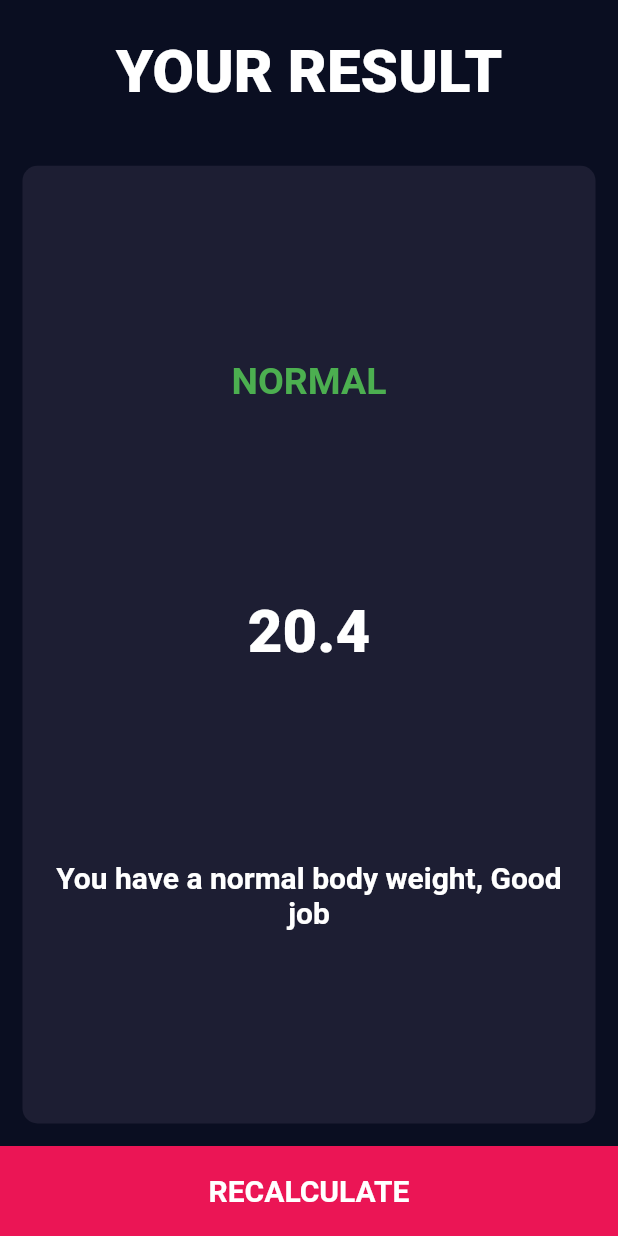
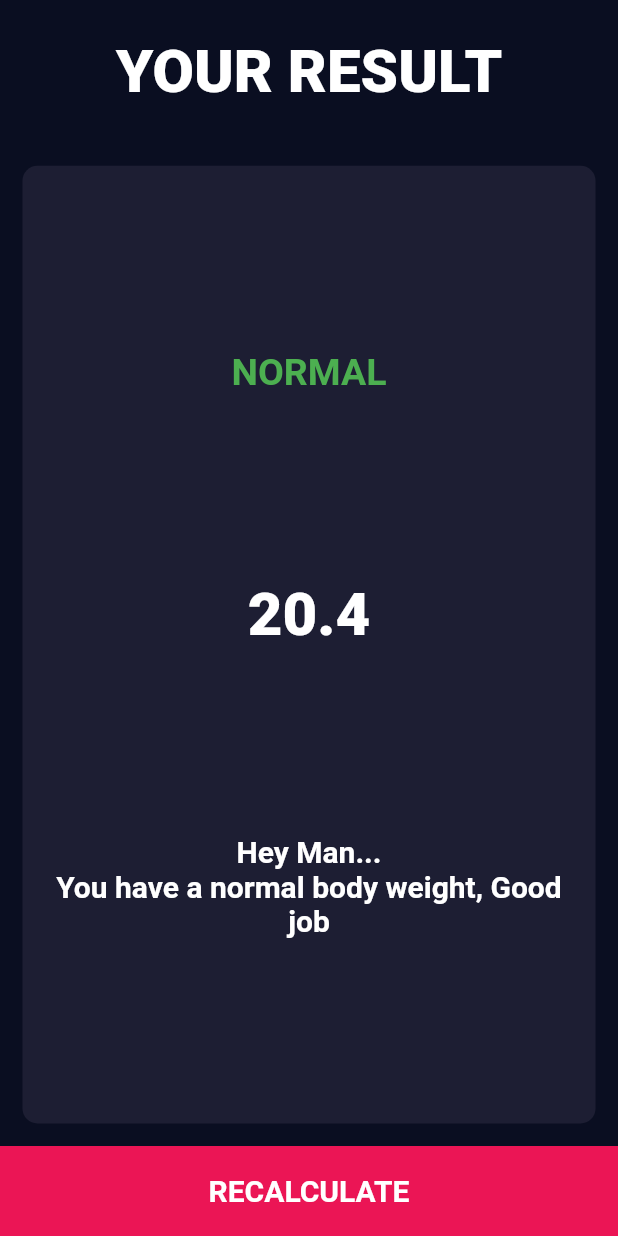
Before and after one commit to AzharKV/bmi_calculator, a Flutter app: the screen it shows after launch, after a tap on "CALCULATE", on a phone screen of 412 x 824 dp. Run offline on Flutter 3.47's test engine with Material 2 defaults, Android fonts, the phone set to English and light mode, and no system bars; our stand-ins replace font_awesome_flutter.

Commit message:
change return format

```diff
--- a/lib/ConstantFile.dart
+++ b/lib/ConstantFile.dart
@@ -1,19 +1,21 @@
 import 'package:flutter/material.dart';
 
 //font style
-const LabelStyle = TextStyle(fontSize: 20.0, color: Color(0xFF8D8E98));
-const conclusionStyle =
+const TextStyle LabelStyle =
+    TextStyle(fontSize: 20.0, color: Color(0xFF8D8E98));
+const TextStyle conclusionStyle =
     TextStyle(fontSize: 20.0, color: Colors.white, fontWeight: FontWeight.bold);
-const LabelNumberStyle = TextStyle(fontSize: 40.0, fontWeight: FontWeight.w900);
-const resultValue =
+const TextStyle LabelNumberStyle =
+    TextStyle(fontSize: 40.0, fontWeight: FontWeight.w900);
+const TextStyle resultValue =
     TextStyle(fontSize: 25.0, fontWeight: FontWeight.bold, color: Colors.green);
-const buttonText =
-TextStyle(fontWeight: FontWeight.bold, fontSize: 20);
+const TextStyle buttonText =
+    TextStyle(fontWeight: FontWeight.bold, fontSize: 20);
 
 //colors
-const primaryColor = Color(0xFF0A0E21);
-const activeColor = Color(0xFF1D1E33);
-const deActiveColor = Color(0xFF111328);
-const sliderActiveColor = Color(0xFFEB1555);
-const sliderInActiveColor = Color(0xFF8D8E98);
-const roundIconFillColor = Color(0xFF4C4F5E);
+const Color primaryColor = Color(0xFF0A0E21);
+const Color activeColor = Color(0xFF1D1E33);
+const Color deActiveColor = Color(0xFF111328);
+const Color sliderActiveColor = Color(0xFFEB1555);
+const Color sliderInActiveColor = Color(0xFF8D8E98);
+const Color roundIconFillColor = Color(0xFF4C4F5E);
--- a/lib/ResultCalculate.dart
+++ b/lib/ResultCalculate.dart
@@ -1,11 +1,14 @@
 import 'dart:math';
+
+import 'package:bmi_calculator/view/InputPage.dart';
 
 class Calculator {
   final int? height;
   final int? weight;
   late double result;
+  final Gender? selectGender;
 
-  Calculator({this.height, this.weight});
+  Calculator({this.height, this.weight, this.selectGender});
 
   String calculateBMI() {
     result = weight! / pow(height! / 100, 2);
@@ -13,22 +16,25 @@ class Calculator {
   }
 
   String getResult() {
-    if (result >= 25) {
-      return 'overweight';
-    } else if (result >= 18.5) {
-      return 'normal';
-    } else {
-      return 'underweight';
-    }
+    if (result >= 25) return 'overweight';
+
+    if (result >= 18.5) return 'normal';
+
+    return 'underweight';
   }
 
   String getInterpretations() {
-    if (result >= 25) {
-      return 'You have a higher weight than normal';
-    } else if (result >= 18.5) {
-      return 'You have a normal body weight, Good job';
-    } else {
-      return 'You have a lower than normal body weight, you can eat more';
-    }
+    if (result >= 25)
+      return '${genderText()}\nYou have a higher weight than normal';
+
+    if (result >= 18.5)
+      return '${genderText()}\nYou have a normal body weight, Good job';
+
+    return '${genderText()}\nYou have a lower than normal body weight, you can eat more';
+  }
+
+  String genderText() {
+    if (selectGender == Gender.male) return "Hey Man...";
+    return "Hey Lady...";
   }
 }
--- a/lib/view/InputPage.dart
+++ b/lib/view/InputPage.dart
@@ -16,7 +16,7 @@ class InputPage extends StatefulWidget {
 }
 
 class _InputPageState extends State<InputPage> {
-  Gender? selectGender;
+  Gender? selectGender = Gender.male;
   int sliderValue = 170;
   int weight = 60;
   int age = 18;
@@ -160,7 +160,10 @@ class _InputPageState extends State<InputPage> {
           //button
           InkWell(
             onTap: () {
-              Calculator calc = Calculator(height: sliderValue, weight: weight);
+              Calculator calc = Calculator(
+                  height: sliderValue,
+                  weight: weight,
+                  selectGender: selectGender);
               Navigator.push(
                 context,
                 MaterialPageRoute(
```
